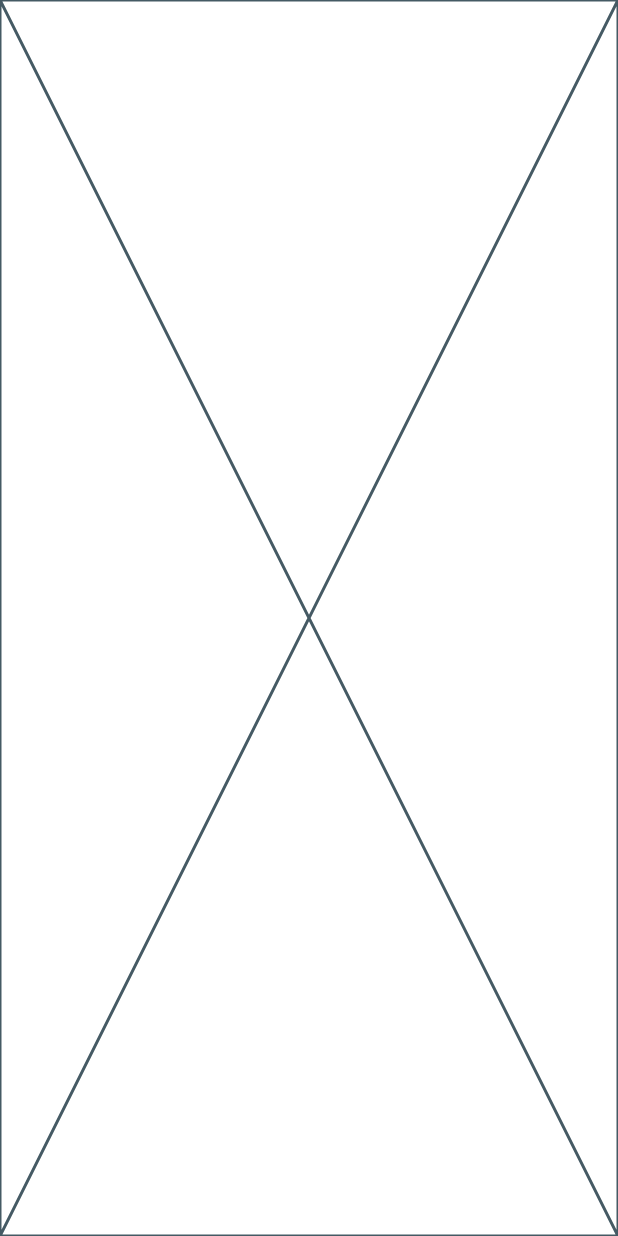
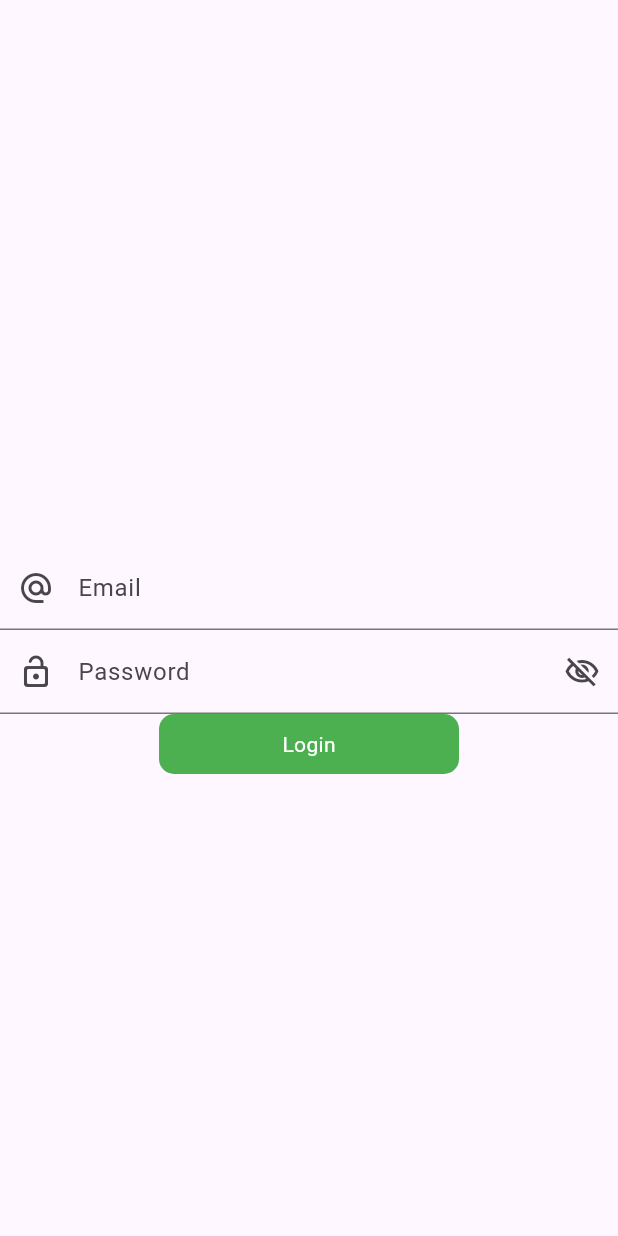
Before and after one commit to ahirlog/flutter_notes, a Flutter app: the screen it shows after launch, on a phone screen of 412 x 824 dp. Run offline on Flutter 3.47's test engine with Material 3 defaults, Android fonts, the phone set to English and light mode, and no system bars; our stand-ins replace another_flushbar, fluttertoast.

Commit message:
Created login view

```diff
--- /dev/null
+++ b/lib/res/colors.dart
@@ -0,0 +1,7 @@
+import 'package:flutter/material.dart';
+
+class AppColors {
+  static const Color blackColor = Color(0xFF000000);
+  static const Color whiteColor = Color(0xFFFFFFFF);
+  static const Color buttonColor = Colors.green;
+}
--- /dev/null
+++ b/lib/res/components/round_button.dart
@@ -0,0 +1,38 @@
+import 'package:flutter/material.dart';
+import 'package:flutter_notes/res/colors.dart';
+
+class RoundButton extends StatelessWidget {
+  final String title;
+  final bool loading;
+  final VoidCallback onPress;
+
+  const RoundButton({
+    super.key,
+    required this.title,
+    this.loading = false,
+    required this.onPress,
+  });
+
+  @override
+  Widget build(BuildContext context) {
+    return InkWell(
+      onTap: onPress,
+      child: Container(
+        height: 40,
+        width: 200,
+        decoration: BoxDecoration(
+          color: AppColors.buttonColor,
+          borderRadius: BorderRadius.circular(10),
+        ),
+        child: Center(
+          child: loading
+              ? const CircleAvatar()
+              : Text(
+                  title,
+                  style: const TextStyle(color: AppColors.whiteColor),
+                ),
+        ), // Text, Center
+      ), // Container
+    ); // InkWell
+  }
+}
--- a/lib/utils/utils.dart
+++ b/lib/utils/utils.dart
@@ -4,6 +4,12 @@ import 'package:flutter/material.dart';
 import 'package:fluttertoast/fluttertoast.dart';
 
 class Utils {
+  static void fieldFocusChange(
+      BuildContext context, FocusNode current, FocusNode nextFocus) {
+    current.unfocus();
+    FocusScope.of(context).requestFocus(nextFocus);
+  }
+
   static toastMessage(String message) {
     Fluttertoast.showToast(
       msg: message,
--- a/lib/view/login_screen.dart
+++ b/lib/view/login_screen.dart
@@ -1,4 +1,6 @@
 import 'package:flutter/material.dart';
+import 'package:flutter_notes/res/components/round_button.dart';
+import 'package:flutter_notes/utils/utils.dart';
 
 class LoginScreen extends StatefulWidget {
   const LoginScreen({super.key});
@@ -8,8 +10,88 @@ class LoginScreen extends StatefulWidget {
 }
 
 class _LoginScreenState extends State<LoginScreen> {
+  final _obSecurePassword = ValueNotifier<bool>(true);
+
+  final _emailController = TextEditingController();
+  final _passwordController = TextEditingController();
+
+  final emailFocusNode = FocusNode();
+  final passFocusNode = FocusNode();
+
+  @override
+  void dispose() {
+    super.dispose();
+    _emailController.dispose();
+    _passwordController.dispose();
+    emailFocusNode.dispose();
+    passFocusNode.dispose();
+  }
+
   @override
   Widget build(BuildContext context) {
-    return const Placeholder();
+    final height = MediaQuery.of(context).size.height * 1;
+
+    return Scaffold(
+      appBar: AppBar(),
+      body: SafeArea(
+        child: Column(
+          mainAxisAlignment: MainAxisAlignment.center,
+          crossAxisAlignment: CrossAxisAlignment.center,
+          children: [
+            TextFormField(
+              controller: _emailController,
+              focusNode: emailFocusNode,
+              keyboardType: TextInputType.emailAddress,
+              decoration: const InputDecoration(
+                hintText: 'Email',
+                labelText: 'Email',
+                prefixIcon: Icon(Icons.alternate_email),
+              ),
+              onFieldSubmitted: (value) {
+                Utils.fieldFocusChange(context, emailFocusNode, passFocusNode);
+              },
+            ),
+            ValueListenableBuilder(
+                valueListenable: _obSecurePassword,
+                builder: (context, value, child) {
+                  return TextFormField(
+                    controller: _passwordController,
+                    obscureText: _obSecurePassword.value,
+                    focusNode: passFocusNode,
+                    obscuringCharacter: "*",
+                    decoration: InputDecoration(
+                      hintText: 'Password',
+                      labelText: 'Password',
+                      prefixIcon: const Icon(Icons.lock_open_rounded),
+                      suffixIcon: InkWell(
+                        onTap: () {
+                          _obSecurePassword.value = !_obSecurePassword.value;
+                        },
+                        child: Icon(_obSecurePassword.value
+                            ? Icons.visibility_off_outlined
+                            : Icons.visibility), // Icon
+                      ), // InkWell
+                    ), // InputDecoration
+                  ); // TextFormField
+                }),
+            RoundButton(
+                title: 'Login',
+                onPress: () {
+                  if (_emailController.text.isEmpty) {
+                    Utils.flushBarErrorMessage('Please enter email', context);
+                  } else if (_passwordController.text.isEmpty) {
+                    Utils.flushBarErrorMessage(
+                        'Please enter password', context);
+                  } else if (_passwordController.text.length < 6) {
+                    Utils.flushBarErrorMessage(
+                        'Please enter 6 digit password', context);
+                  } else {
+                    print('api hit');
+                  }
+                }),
+          ],
+        ),
+      ),
+    );
   }
 }
```
